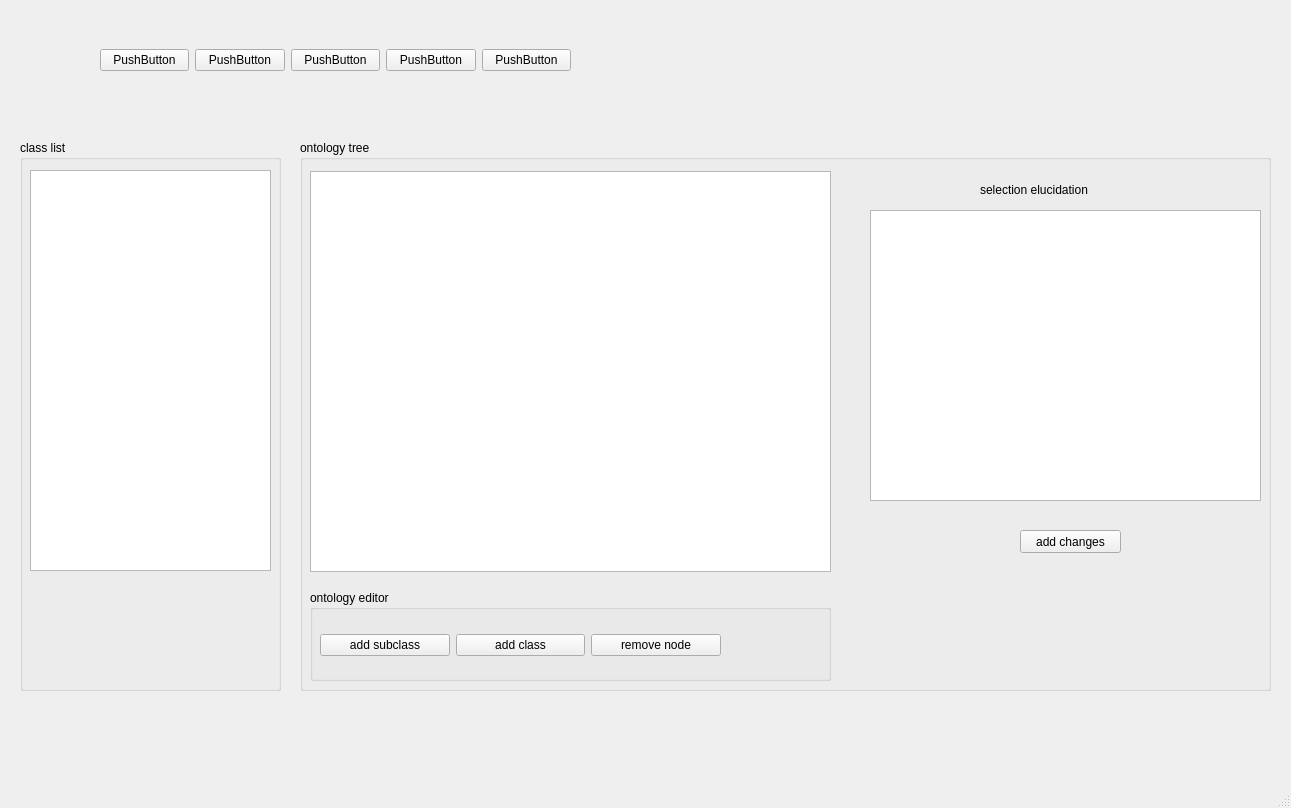
drvgautam/periconto, file src/ontologybuilderHAP_gui.ui: the form before one commit.
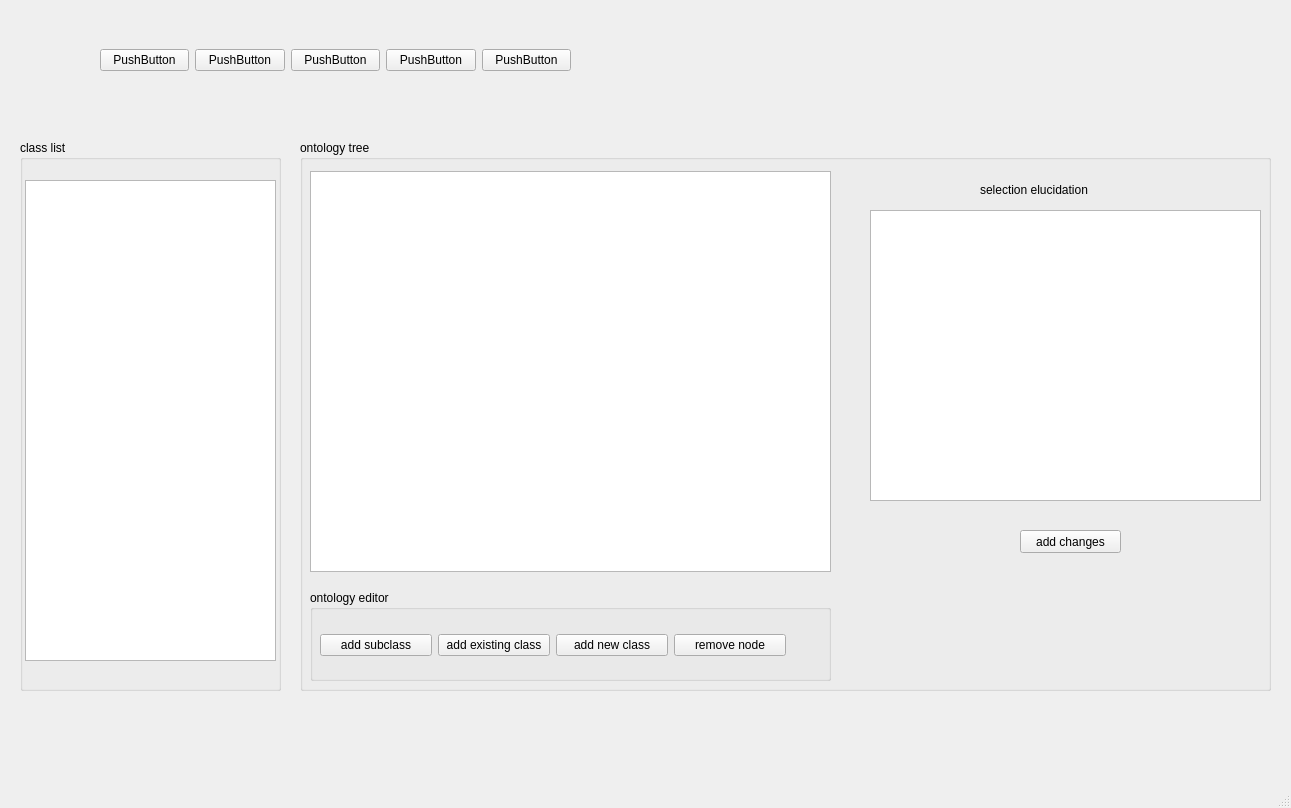
The form after the commit.

Diff of the .ui file:
```diff
--- a/src/ontologybuilderHAP_gui.ui
+++ b/src/ontologybuilderHAP_gui.ui
@@ -65,7 +65,7 @@
        <rect>
         <x>10</x>
         <y>30</y>
-        <width>401</width>
+        <width>466</width>
         <height>51</height>
        </rect>
       </property>
@@ -80,7 +80,14 @@
        <item>
         <widget class="QPushButton" name="pushAddClass">
          <property name="text">
-          <string>add class</string>
+          <string>add existing class</string>
+         </property>
+        </widget>
+       </item>
+       <item>
+        <widget class="QPushButton" name="pushAddNewClass">
+         <property name="text">
+          <string>add new class</string>
          </property>
         </widget>
        </item>
@@ -143,13 +150,13 @@
     <property name="title">
      <string>class list</string>
     </property>
-    <widget class="QListView" name="listClasses">
+    <widget class="QListWidget" name="listClasses">
      <property name="geometry">
       <rect>
-       <x>10</x>
-       <y>30</y>
-       <width>241</width>
-       <height>401</height>
+       <x>5</x>
+       <y>40</y>
+       <width>251</width>
+       <height>481</height>
       </rect>
      </property>
     </widget>
```
Left out of the diff: 2 changed lines with no effect on the pictures.
